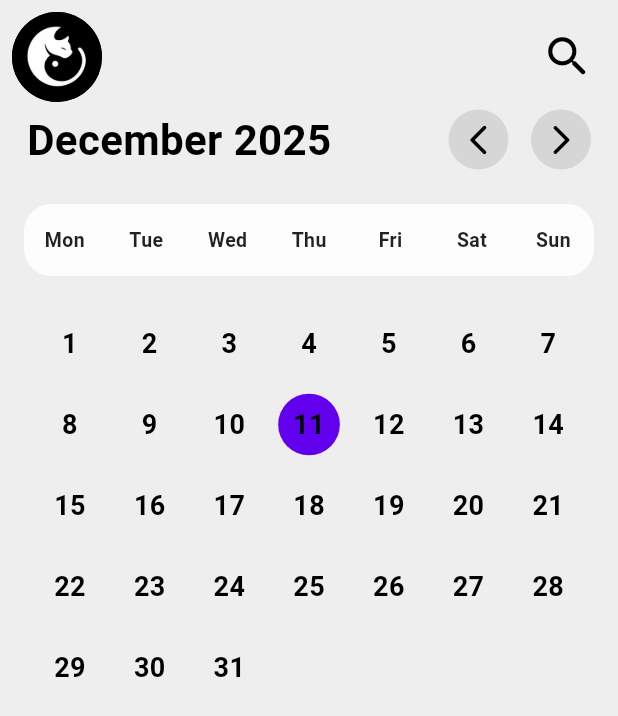
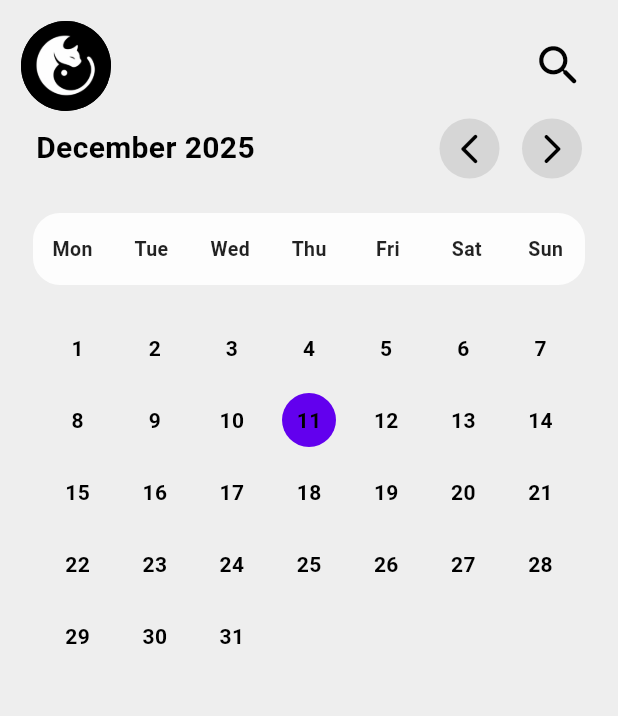
Before and after one commit to genedeh/luna, a Flutter app: the CalendarPage screen opened directly, on a phone screen of 412 x 824 dp. Shown: the top 716 px of the screen. Run offline on Flutter 3.47's test engine with Material 3 defaults, Android fonts, the phone set to English and light mode, and no system bars; missing offline and left inert: flutter_quill.

Commit message:
feat: Enhance CalendarPage layout with responsive sizing and improved text scaling

```diff
--- a/lib/pages/tabs/calendar_page.dart
+++ b/lib/pages/tabs/calendar_page.dart
@@ -15,6 +15,7 @@ class CalendarPage extends StatefulWidget {
 class _CalendarPageState extends State<CalendarPage> {
   DateTime _currentMonth = DateTime.now();
   DateTime? _selectedDate = DateTime.now();
+  double get height => MediaQuery.of(context).size.height;
 
   List<Widget> _buildWeekDays(bool isDarkMode) {
     final days = ['Mon', 'Tue', 'Wed', 'Thu', 'Fri', 'Sat', 'Sun'];
@@ -86,11 +87,13 @@ class _CalendarPageState extends State<CalendarPage> {
                         shape: BoxShape.circle,
                       ),
                       child: Center(
-                        child: Text(
-                          date?.day.toString() ?? "",
-                          style: TextStyle(
-                            fontSize: 18,
-                            fontWeight: FontWeight.w600,
+                        child: FittedBox(
+                          child: Text(
+                            date?.day.toString() ?? "",
+                            style: TextStyle(
+                              fontSize: 14,
+                              fontWeight: FontWeight.w600,
+                            ),
                           ),
                         ),
                       ),
@@ -122,7 +125,7 @@ class _CalendarPageState extends State<CalendarPage> {
           ),
           padding: const EdgeInsets.all(20),
           child: SizedBox(
-            height: 370,
+            height: height * 0.36,
             child: Stack(
               children: [
                 Column(
@@ -220,7 +223,7 @@ class _CalendarPageState extends State<CalendarPage> {
           body: SafeArea(
             child: Container(
               width: double.infinity,
-              padding: const EdgeInsets.all(8),
+              padding: const EdgeInsets.all(14),
               child: Column(
                 children: [
                   Row(
@@ -255,7 +258,7 @@ class _CalendarPageState extends State<CalendarPage> {
                           child: Text(
                             DateFormat.yMMMM().format(_currentMonth),
                             style: TextStyle(
-                              fontSize: 28,
+                              fontSize: 20,
                               fontWeight: FontWeight.bold,
                             ),
                           ),
@@ -318,7 +321,10 @@ class _CalendarPageState extends State<CalendarPage> {
 
                   Padding(
                     padding: const EdgeInsets.symmetric(horizontal: 12.0),
-                    child: Column(children: _buildCalendarDays(isDarkMode)),
+                    child: SizedBox(
+                      height: height * 0.35,
+                      child: Column(children: _buildCalendarDays(isDarkMode)),
+                    ),
                   ),
                 ],
               ),
```
